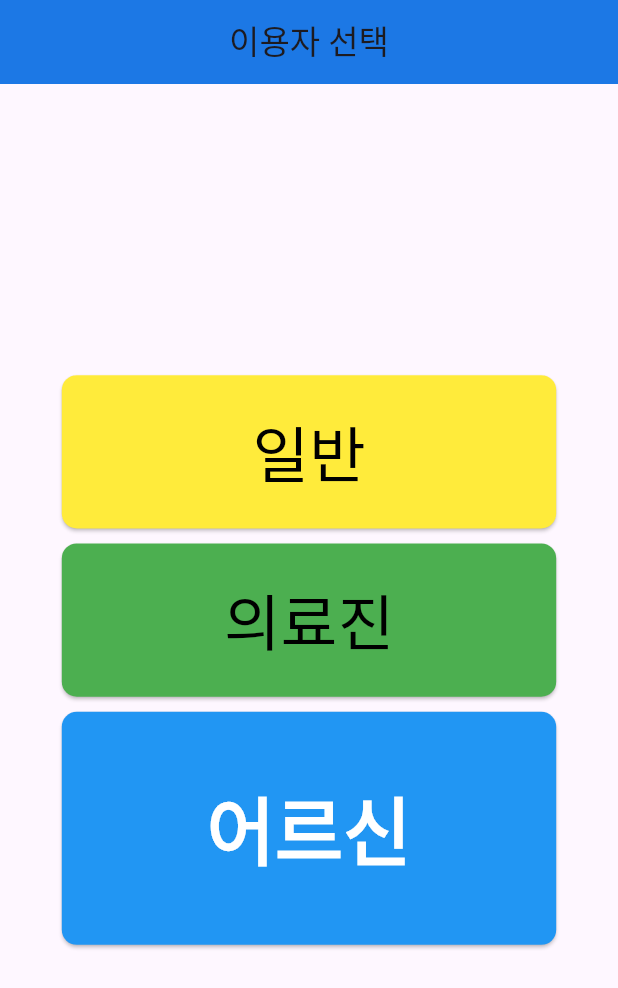
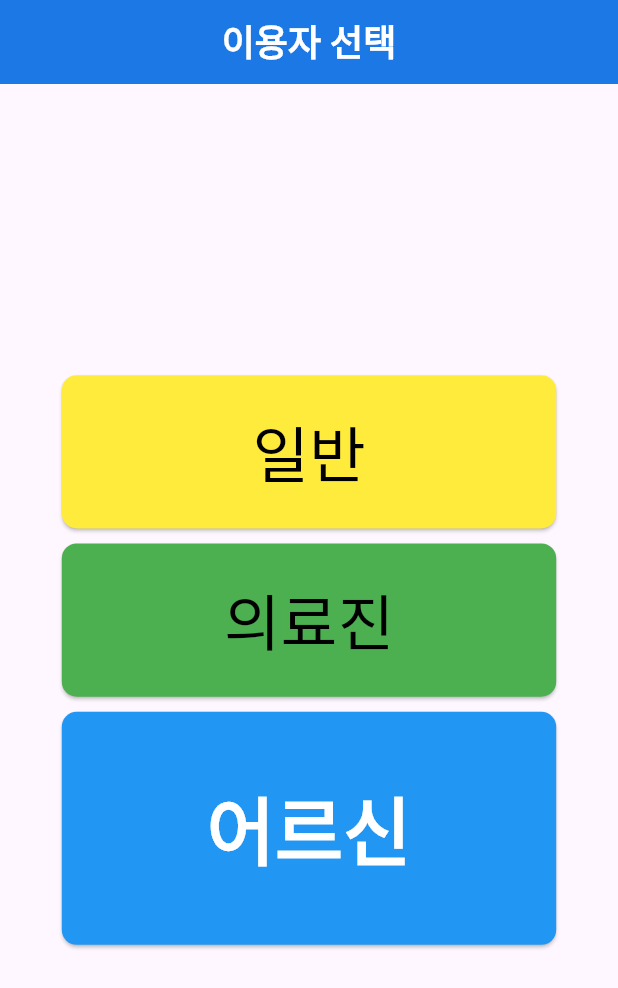
Before and after one commit to PurpleBananass/NMNY, a Flutter app: the screen it shows after launch, on a phone screen of 412 x 824 dp. Shown: the top 988 px of the screen. Run offline on Flutter 3.47's test engine with Material 3 defaults, Android fonts, the light colour scheme and no system bars.

Commit message:
feat: Update title style and size for user selection page

```diff
--- a/lib/main.dart
+++ b/lib/main.dart
@@ -54,7 +54,7 @@ class UserSelectionPage extends StatelessWidget {
 
     return Scaffold(
       appBar: AppBar(
-        title: Text('이용자 선택'),
+        title: Text('이용자 선택', style: TextStyle(fontSize: 24, color: Colors.white, fontWeight: FontWeight.bold)),
         centerTitle: true,
       ),
       body: Center(
```
